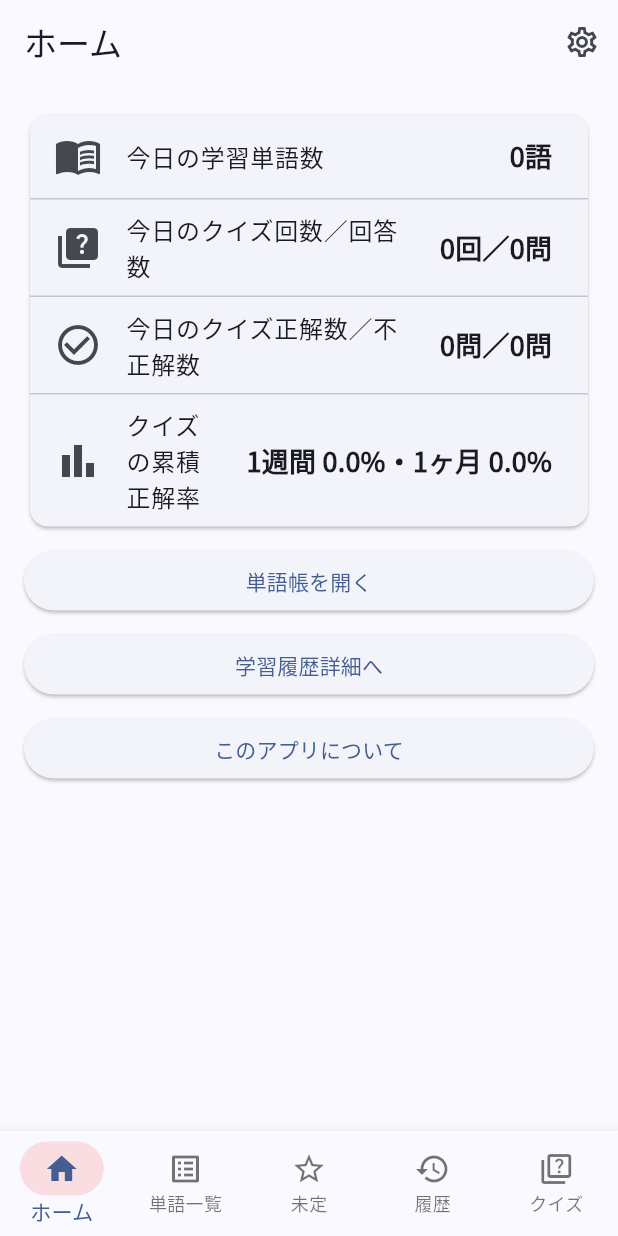
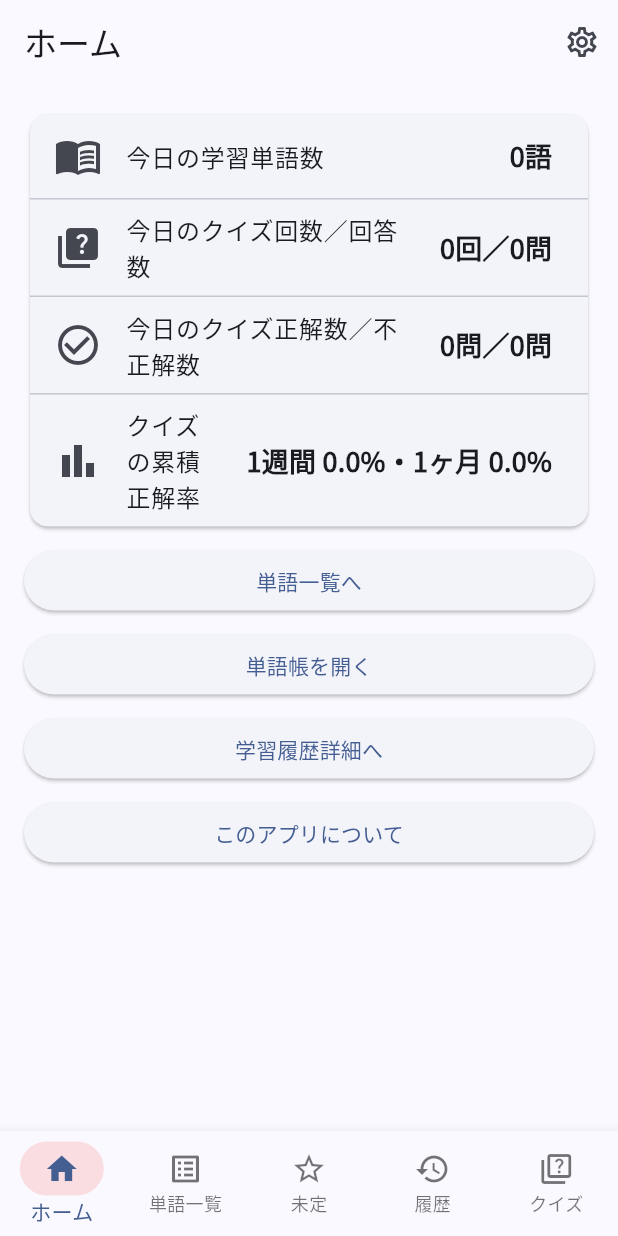
Before and after one commit to izknhyt/tango, a Flutter app: the screen it shows after launch, on a phone screen of 412 x 824 dp. Run offline on Flutter 3.47's test engine with Material 3 defaults, Android fonts, the phone set to English and light mode, and no system bars; our stand-ins replace fl_chart, flutter_riverpod, flutter_secure_storage, google_mobile_ads, hive, hive_flutter and 1 more; accounts and stored records are empty.

Commit message:
feat: add word list link on home screen

```diff
--- a/lib/tabs_content/home_tab_content.dart
+++ b/lib/tabs_content/home_tab_content.dart
@@ -19,6 +19,10 @@ class HomeTabContent extends StatefulWidget {
 class _HomeTabContentState extends State<HomeTabContent> {
   late Box<HistoryEntry> _historyBox;
   late Box<QuizStat> _quizStatsBox;
+
+  void _openWordList() {
+    widget.navigateTo(AppScreen.wordList);
+  }
 
   Future<void> _openWordbook() async {
     final list = await FlashcardRepository.loadAll();
@@ -172,6 +176,11 @@ class _HomeTabContentState extends State<HomeTabContent> {
                   ),
                   const SizedBox(height: 8),
                   ElevatedButton(
+                    onPressed: _openWordList,
+                    child: const Text('単語一覧へ'),
+                  ),
+                  const SizedBox(height: 8),
+                  ElevatedButton(
                     onPressed: _openWordbook,
                     child: const Text('単語帳を開く'),
                   ),
```
